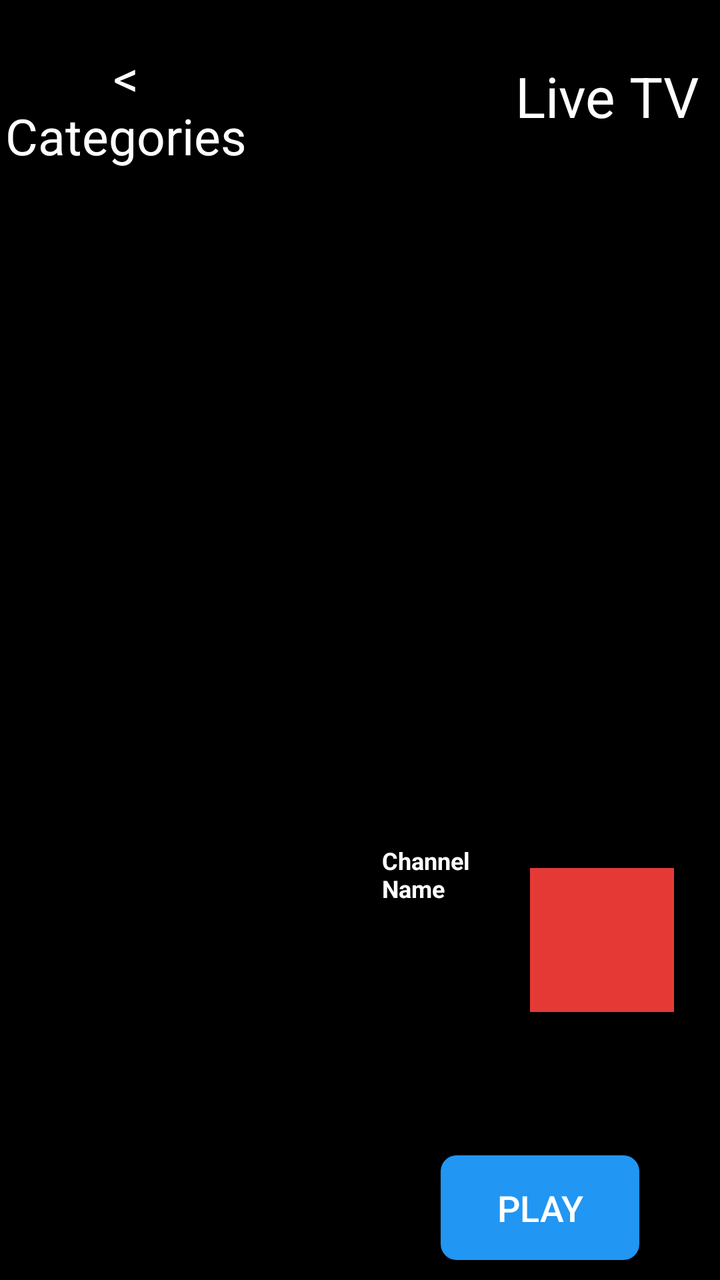
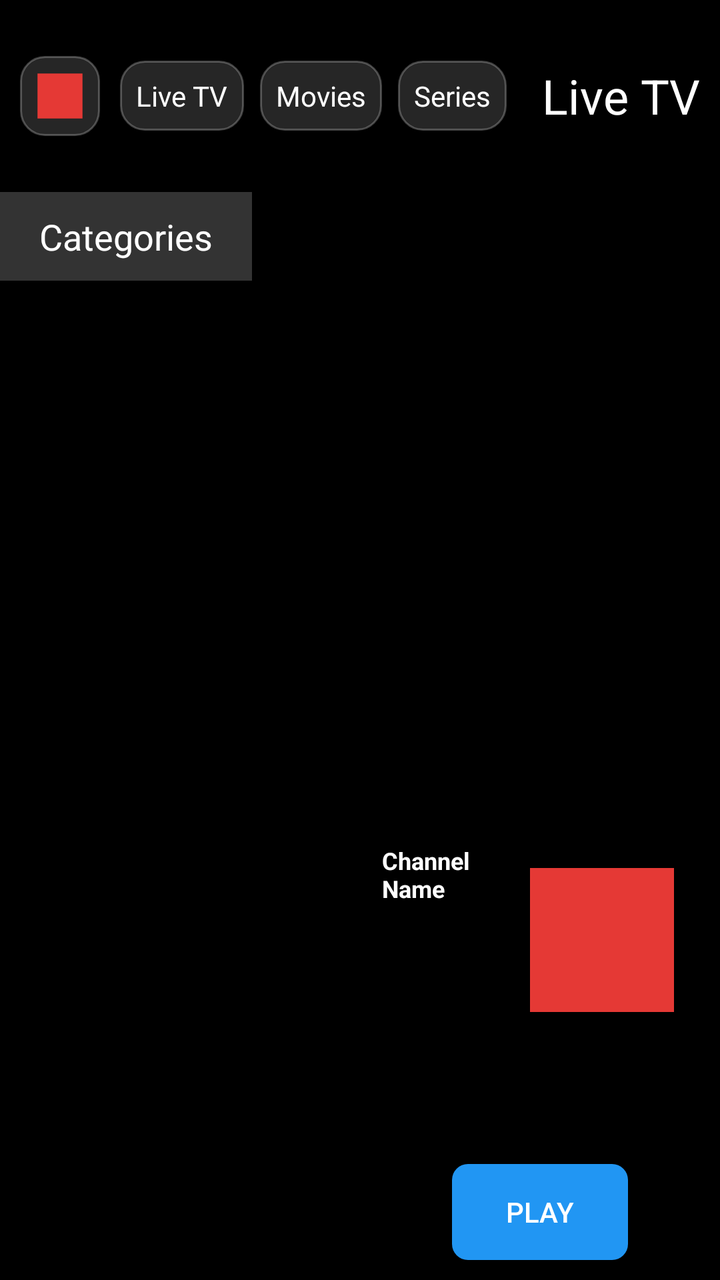

Compare the two renders of this Android layout. The source of the first and the diff that turns it into the second are given below.
<!-- AndroidManifest.xml: application theme AppTheme -->
<!-- res/layout/activity_main.xml -->
<?xml version="1.0" encoding="utf-8"?>
<androidx.constraintlayout.widget.ConstraintLayout 
    xmlns:android="http://schemas.android.com/apk/res/android"
    xmlns:app="http://schemas.android.com/apk/res-auto"
    android:id="@+id/main_layout"
    android:background="@color/black"
    android:layout_width="match_parent"
    android:layout_height="match_parent"
    android:animateLayoutChanges="false">

    
    <ImageView
        android:id="@+id/backButton"
        android:layout_width="40dp"
        android:layout_height="0dp"
        android:layout_margin="10dp"
        android:padding="5dp"
        android:background="@drawable/channel_item_background"
        android:focusable="true"
        android:clickable="true"
        android:src="@drawable/ic_logo"
        android:scaleType="fitCenter"
        app:layout_constraintBottom_toTopOf="@+id/h_guideline1"
        app:layout_constraintDimensionRatio="1:1"
        app:layout_constraintStart_toStartOf="parent"
        app:layout_constraintTop_toTopOf="parent"/>

    <TextView
        android:id="@+id/categoryTitle"
        android:layout_width="0dp"
        android:layout_height="0dp"
        android:layout_marginStart="15dp"
        android:layout_marginEnd="15dp"
        android:gravity="start|center_vertical"
        android:textColor="@color/white"
        android:textSize="20sp"
        app:layout_constraintBottom_toBottomOf="@+id/backButton"
        app:layout_constraintEnd_toStartOf="@+id/moduleTitle"
        app:layout_constraintStart_toEndOf="@+id/backButton"
        app:layout_constraintTop_toTopOf="@+id/backButton"/>

    <TextView
        android:id="@+id/moduleTitle"
        android:layout_width="wrap_content"
        android:layout_height="0dp"
        android:gravity="end|center_vertical"
        android:text="@string/live_tv"
        android:textColor="@color/white"
        android:textSize="28sp"
        app:layout_constraintBottom_toBottomOf="@+id/h_guideline1"
        app:layout_constraintEnd_toEndOf="@+id/v_guideline3"
        app:layout_constraintTop_toTopOf="parent"/>

    
    <LinearLayout
        android:id="@+id/categories_list_layout"
        android:layout_width="0dp"
        android:layout_height="0dp"
        android:background="@color/black"
        android:orientation="vertical"
        android:visibility="visible"
        app:layout_constraintBottom_toBottomOf="parent"
        app:layout_constraintEnd_toEndOf="@+id/v_guideline1"
        app:layout_constraintStart_toStartOf="parent"
        app:layout_constraintTop_toTopOf="parent">

        <TextView
            android:id="@+id/cat_title"
            android:layout_width="match_parent"
            android:layout_height="0dp"
            android:layout_weight="1"
            android:gravity="center"
            android:text="&lt;  Categories"
            android:textColor="@color/white"
            android:textSize="25sp"
            android:lines="2"
            android:background="@color/black"/>

        <androidx.recyclerview.widget.RecyclerView
            android:id="@+id/categoriesRecyclerView"
            android:layout_width="match_parent"
            android:layout_height="0dp"
            android:layout_weight="5"
            android:focusable="true"
            android:nextFocusRight="@id/channelsRecyclerView"
            app:layoutManager="androidx.recyclerview.widget.LinearLayoutManager"/>
    </LinearLayout>

    
    <androidx.recyclerview.widget.RecyclerView
        android:id="@+id/channelsRecyclerView"
        android:layout_width="0dp"
        android:layout_height="0dp"
        android:background="#99000000"
        android:nextFocusLeft="@id/categoriesRecyclerView"
        android:nextFocusRight="@id/favoriteButton"
        app:layout_constraintBottom_toBottomOf="parent"
        app:layout_constraintEnd_toStartOf="@+id/v_guideline2"
        app:layout_constraintStart_toEndOf="@+id/v_guideline1"
        app:layout_constraintTop_toBottomOf="@+id/h_guideline1"/>

    
    <ImageView
        android:id="@+id/previewImage"
        android:layout_width="0dp"
        android:layout_height="0dp"
        android:layout_marginStart="5dp"
        android:layout_marginEnd="5dp"
        android:scaleType="centerCrop"
        android:background="@color/black"
        app:layout_constraintBottom_toTopOf="@+id/channelNameLayout"
        app:layout_constraintEnd_toEndOf="parent"
        app:layout_constraintStart_toEndOf="@+id/channelsRecyclerView"
        app:layout_constraintTop_toBottomOf="@+id/moduleTitle"/>

    <LinearLayout
        android:id="@+id/channelNameLayout"
        android:layout_width="0dp"
        android:layout_height="wrap_content"
        android:orientation="horizontal"
        android:background="#CC000000"
        android:layout_marginStart="5dp"
        android:layout_marginEnd="5dp"
        app:layout_constraintEnd_toEndOf="parent"
        app:layout_constraintStart_toEndOf="@+id/channelsRecyclerView"
        app:layout_constraintTop_toBottomOf="@+id/h_guideline2">

        <TextView
            android:id="@+id/previewTitle"
            android:layout_width="0dp"
            android:layout_height="wrap_content"
            android:layout_weight="1"
            android:padding="6dp"
            android:text="Channel Name"
            android:textColor="@color/white"
            android:textSize="12sp"
            android:textStyle="bold"/>

        <ImageView
            android:id="@+id/favoriteButton"
            android:layout_width="wrap_content"
            android:layout_height="wrap_content"
            android:layout_gravity="center_vertical"
            android:padding="6dp"
            android:focusable="true"
            android:clickable="true"
            android:src="@drawable/ic_logo"
            android:nextFocusLeft="@id/channelsRecyclerView"/>
    </LinearLayout>

    <TextView
        android:id="@+id/epgInfoTitle"
        android:layout_width="0dp"
        android:layout_height="wrap_content"
        android:padding="8dp"
        android:textColor="@color/white"
        android:textSize="10sp"
        app:layout_constraintEnd_toEndOf="@+id/v_guideline3"
        app:layout_constraintStart_toEndOf="@+id/channelsRecyclerView"
        app:layout_constraintTop_toBottomOf="@+id/channelNameLayout"/>

    <TextView
        android:id="@+id/previewInfo"
        android:layout_width="0dp"
        android:layout_height="0dp"
        android:paddingLeft="8dp"
        android:paddingRight="8dp"
        android:textColor="@color/white"
        android:textSize="9sp"
        app:layout_constraintBottom_toTopOf="@+id/playButton"
        app:layout_constraintEnd_toEndOf="@+id/v_guideline3"
        app:layout_constraintStart_toEndOf="@+id/channelsRecyclerView"
        app:layout_constraintTop_toBottomOf="@+id/epgInfoTitle"/>

    <Button
        android:id="@+id/playButton"
        style="@style/PrimaryButton"
        android:layout_width="wrap_content"
        android:layout_height="wrap_content"
        android:layout_margin="10dp"
        android:text="@string/play"
        android:nextFocusLeft="@id/channelsRecyclerView"
        app:layout_constraintBottom_toBottomOf="parent"
        app:layout_constraintEnd_toEndOf="parent"
        app:layout_constraintStart_toEndOf="@+id/channelsRecyclerView"/>

    
    <androidx.constraintlayout.widget.Guideline
        android:id="@+id/h_guideline1"
        android:layout_width="wrap_content"
        android:layout_height="wrap_content"
        android:orientation="horizontal"
        app:layout_constraintGuide_percent="0.15"/>

    <androidx.constraintlayout.widget.Guideline
        android:id="@+id/h_guideline2"
        android:layout_width="wrap_content"
        android:layout_height="wrap_content"
        android:orientation="horizontal"
        app:layout_constraintGuide_percent="0.65"/>

    <androidx.constraintlayout.widget.Guideline
        android:id="@+id/v_guideline1"
        android:layout_width="wrap_content"
        android:layout_height="wrap_content"
        android:orientation="vertical"
        app:layout_constraintGuide_percent="0.35"/>

    <androidx.constraintlayout.widget.Guideline
        android:id="@+id/v_guideline2"
        android:layout_width="wrap_content"
        android:layout_height="wrap_content"
        android:orientation="vertical"
        app:layout_constraintGuide_percent="0.50"/>

    <androidx.constraintlayout.widget.Guideline
        android:id="@+id/v_guideline3"
        android:layout_width="wrap_content"
        android:layout_height="wrap_content"
        android:orientation="vertical"
        app:layout_constraintGuide_percent="0.97"/>

</androidx.constraintlayout.widget.ConstraintLayout>
<!-- resources referenced by this layout -->
<resources>
  <color name="black">#000000</color>
  <color name="white">#FFFFFF</color>
  <!-- drawable channel_item_background (drawable) -->
  <?xml version="1.0" encoding="utf-8"?>
  <selector xmlns:android="http://schemas.android.com/apk/res/android">
      <item android:state_focused="true">
          <shape android:shape="rectangle">
              <solid android:color="@color/focus_background" />
              <stroke
                  android:width="2dp"
                  android:color="@color/focus_color" />
              <corners android:radius="12dp" />
          </shape>
      </item>
      <item>
          <shape android:shape="rectangle">
              <solid android:color="@color/glassmorphism_background" />
              <stroke
                  android:width="1dp"
                  android:color="@color/glassmorphism_stroke" />
              <corners android:radius="12dp" />
          </shape>
      </item>
  </selector>
  <!-- drawable ic_logo (drawable) -->
  <?xml version="1.0" encoding="utf-8"?>
  <vector xmlns:android="http://schemas.android.com/apk/res/android"
      android:width="96dp"
      android:height="96dp"
      android:viewportWidth="24"
      android:viewportHeight="24">
  
      <path
          android:fillColor="#E53935"
          android:pathData="M3,3h18v18H3z"/>
  </vector>
  <string name="live_tv">Live TV</string>
  <string name="play">Play</string>
  <style name="PrimaryButton" parent="Widget.AppCompat.Button">
          <item name="android:background">@drawable/button_background</item>
          <item name="android:textColor">@color/text_primary</item>
          <item name="android:textSize">18sp</item>
          <item name="android:paddingStart">28dp</item>
          <item name="android:paddingEnd">28dp</item>
          <item name="android:paddingTop">14dp</item>
          <item name="android:paddingBottom">14dp</item>
  
          
          <item name="android:focusable">true</item>
          <item name="android:focusableInTouchMode">true</item>
          <item name="android:foreground">?attr/selectableItemBackground</item>
      </style>
  <style name="AppTheme" parent="Theme.AppCompat.NoActionBar">
          
          <item name="colorPrimary">@color/primary_blue</item>
          <item name="colorPrimaryDark">@color/dark_background</item>
          <item name="colorAccent">@color/accent_blue</item>
  
          
          <item name="android:windowBackground">@color/dark_background</item>
          <item name="android:colorBackground">@color/dark_background</item>
  
          
          <item name="android:textColorPrimary">@color/text_primary</item>
          <item name="android:textColorSecondary">@color/text_secondary</item>
  
          
          <item name="android:windowDrawsSystemBarBackgrounds">true</item>
      </style>
  <color name="focus_background">#332196F3</color>
  <color name="focus_color">#2196F3</color>
  <color name="glassmorphism_background">#26FFFFFF</color>
  <color name="glassmorphism_stroke">#40FFFFFF</color>
  <!-- drawable button_background (drawable) -->
  <?xml version="1.0" encoding="utf-8"?>
  <selector xmlns:android="http://schemas.android.com/apk/res/android">
      <item android:state_focused="true">
          <shape android:shape="rectangle">
              <solid android:color="@color/accent_blue" />
              <corners android:radius="8dp" />
          </shape>
      </item>
      <item android:state_pressed="true">
          <shape android:shape="rectangle">
              <solid android:color="@color/dark_blue" />
              <corners android:radius="8dp" />
          </shape>
      </item>
      <item>
          <shape android:shape="rectangle">
              <solid android:color="@color/primary_blue" />
              <corners android:radius="8dp" />
          </shape>
      </item>
  </selector>
  <color name="text_primary">#FFFFFF</color>
  <color name="primary_blue">#2196F3</color>
  <color name="dark_background">#0D1117</color>
  <color name="accent_blue">#64B5F6</color>
  <color name="text_secondary">#B0B0B0</color>
  <color name="dark_blue">#1976D2</color>
</resources>

<!-- the commit's change to res/layout/activity_main.xml (unified diff, before → after) -->
@@ -5,8 +5,7 @@
     android:id="@+id/main_layout"
     android:background="@color/black"
     android:layout_width="match_parent"
-    android:layout_height="match_parent"
-    android:animateLayoutChanges="false">
+    android:layout_height="match_parent">
 
     
     <ImageView
@@ -25,19 +24,53 @@
         app:layout_constraintStart_toStartOf="parent"
         app:layout_constraintTop_toTopOf="parent"/>
 
-    <TextView
-        android:id="@+id/categoryTitle"
-        android:layout_width="0dp"
-        android:layout_height="0dp"
-        android:layout_marginStart="15dp"
-        android:layout_marginEnd="15dp"
-        android:gravity="start|center_vertical"
-        android:textColor="@color/white"
-        android:textSize="20sp"
-        app:layout_constraintBottom_toBottomOf="@+id/backButton"
+    <LinearLayout
+        android:id="@+id/tabsLayout"
+        android:layout_width="0dp"
+        android:layout_height="0dp"
+        android:orientation="horizontal"
+        android:gravity="center_vertical"
+        android:layout_marginStart="10dp"
+        app:layout_constraintBottom_toTopOf="@+id/h_guideline1"
         app:layout_constraintEnd_toStartOf="@+id/moduleTitle"
         app:layout_constraintStart_toEndOf="@+id/backButton"
-        app:layout_constraintTop_toTopOf="@+id/backButton"/>
+        app:layout_constraintTop_toTopOf="parent">
+
+        <TextView
+            android:id="@+id/liveTvTab"
+            android:layout_width="wrap_content"
+            android:layout_height="wrap_content"
+            android:text="@string/live_tv"
+            android:textColor="@color/white"
+            android:textSize="14sp"
+            android:padding="8dp"
+            android:focusable="true"
+            android:background="@drawable/channel_item_background"
+            android:layout_marginEnd="8dp"/>
+
+        <TextView
+            android:id="@+id/moviesTab"
+            android:layout_width="wrap_content"
+            android:layout_height="wrap_content"
+            android:text="@string/movies"
+            android:textColor="@color/white"
+            android:textSize="14sp"
+            android:padding="8dp"
+            android:focusable="true"
+            android:background="@drawable/channel_item_background"
+            android:layout_marginEnd="8dp"/>
+
+        <TextView
+            android:id="@+id/seriesTab"
+            android:layout_width="wrap_content"
+            android:layout_height="wrap_content"
+            android:text="@string/series"
+            android:textColor="@color/white"
+            android:textSize="14sp"
+            android:padding="8dp"
+            android:focusable="true"
+            android:background="@drawable/channel_item_background"/>
+    </LinearLayout>
 
     <TextView
         android:id="@+id/moduleTitle"
@@ -46,9 +79,10 @@
         android:gravity="end|center_vertical"
         android:text="@string/live_tv"
         android:textColor="@color/white"
-        android:textSize="28sp"
+        android:textSize="24sp"
+        android:layout_marginEnd="10dp"
         app:layout_constraintBottom_toBottomOf="@+id/h_guideline1"
-        app:layout_constraintEnd_toEndOf="@+id/v_guideline3"
+        app:layout_constraintEnd_toEndOf="parent"
         app:layout_constraintTop_toTopOf="parent"/>
 
     
@@ -58,31 +92,27 @@
         android:layout_height="0dp"
         android:background="@color/black"
         android:orientation="vertical"
-        android:visibility="visible"
         app:layout_constraintBottom_toBottomOf="parent"
         app:layout_constraintEnd_toEndOf="@+id/v_guideline1"
         app:layout_constraintStart_toStartOf="parent"
-        app:layout_constraintTop_toTopOf="parent">
-
-        <TextView
-            android:id="@+id/cat_title"
+        app:layout_constraintTop_toTopOf="@+id/h_guideline1">
+
+        <TextView
+            android:id="@+id/categoryTitle"
             android:layout_width="match_parent"
-            android:layout_height="0dp"
-            android:layout_weight="1"
+            android:layout_height="wrap_content"
             android:gravity="center"
-            android:text="&lt;  Categories"
-            android:textColor="@color/white"
-            android:textSize="25sp"
-            android:lines="2"
-            android:background="@color/black"/>
+            android:padding="10dp"
+            android:text="Categories"
+            android:textColor="@color/white"
+            android:textSize="18sp"
+            android:background="#33FFFFFF"/>
 
         <androidx.recyclerview.widget.RecyclerView
             android:id="@+id/categoriesRecyclerView"
             android:layout_width="match_parent"
-            android:layout_height="0dp"
-            android:layout_weight="5"
-            android:focusable="true"
-            android:nextFocusRight="@id/channelsRecyclerView"
+            android:layout_height="match_parent"
+            android:focusable="true"
             app:layoutManager="androidx.recyclerview.widget.LinearLayoutManager"/>
     </LinearLayout>
 
@@ -92,8 +122,6 @@
         android:layout_width="0dp"
         android:layout_height="0dp"
         android:background="#99000000"
-        android:nextFocusLeft="@id/categoriesRecyclerView"
-        android:nextFocusRight="@id/favoriteButton"
         app:layout_constraintBottom_toBottomOf="parent"
         app:layout_constraintEnd_toStartOf="@+id/v_guideline2"
         app:layout_constraintStart_toEndOf="@+id/v_guideline1"
@@ -111,7 +139,7 @@
         app:layout_constraintBottom_toTopOf="@+id/channelNameLayout"
         app:layout_constraintEnd_toEndOf="parent"
         app:layout_constraintStart_toEndOf="@+id/channelsRecyclerView"
-        app:layout_constraintTop_toBottomOf="@+id/moduleTitle"/>
+        app:layout_constraintTop_toBottomOf="@+id/h_guideline1"/>
 
     <LinearLayout
         android:id="@+id/channelNameLayout"
@@ -144,8 +172,7 @@
             android:padding="6dp"
             android:focusable="true"
             android:clickable="true"
-            android:src="@drawable/ic_logo"
-            android:nextFocusLeft="@id/channelsRecyclerView"/>
+            android:src="@drawable/ic_logo"/>
     </LinearLayout>
 
     <TextView
@@ -155,7 +182,7 @@
         android:padding="8dp"
         android:textColor="@color/white"
         android:textSize="10sp"
-        app:layout_constraintEnd_toEndOf="@+id/v_guideline3"
+        app:layout_constraintEnd_toEndOf="parent"
         app:layout_constraintStart_toEndOf="@+id/channelsRecyclerView"
         app:layout_constraintTop_toBottomOf="@+id/channelNameLayout"/>
 
@@ -168,21 +195,30 @@
         android:textColor="@color/white"
         android:textSize="9sp"
         app:layout_constraintBottom_toTopOf="@+id/playButton"
-        app:layout_constraintEnd_toEndOf="@+id/v_guideline3"
+        app:layout_constraintEnd_toEndOf="parent"
         app:layout_constraintStart_toEndOf="@+id/channelsRecyclerView"
         app:layout_constraintTop_toBottomOf="@+id/epgInfoTitle"/>
 
     <Button
         android:id="@+id/playButton"
-        style="@style/PrimaryButton"
         android:layout_width="wrap_content"
         android:layout_height="wrap_content"
         android:layout_margin="10dp"
         android:text="@string/play"
-        android:nextFocusLeft="@id/channelsRecyclerView"
+        android:background="@drawable/button_background"
         app:layout_constraintBottom_toBottomOf="parent"
         app:layout_constraintEnd_toEndOf="parent"
         app:layout_constraintStart_toEndOf="@+id/channelsRecyclerView"/>
+
+    <ProgressBar
+        android:id="@+id/loadingProgress"
+        android:layout_width="wrap_content"
+        android:layout_height="wrap_content"
+        android:visibility="gone"
+        app:layout_constraintBottom_toBottomOf="parent"
+        app:layout_constraintEnd_toEndOf="parent"
+        app:layout_constraintStart_toStartOf="parent"
+        app:layout_constraintTop_toTopOf="parent"/>
 
     
     <androidx.constraintlayout.widget.Guideline
@@ -213,11 +249,4 @@
         android:orientation="vertical"
         app:layout_constraintGuide_percent="0.50"/>
 
-    <androidx.constraintlayout.widget.Guideline
-        android:id="@+id/v_guideline3"
-        android:layout_width="wrap_content"
-        android:layout_height="wrap_content"
-        android:orientation="vertical"
-        app:layout_constraintGuide_percent="0.97"/>
-
 </androidx.constraintlayout.widget.ConstraintLayout>
<!-- resource entries referenced after the edit -->
@@ -37,21 +37,9 @@
           android:pathData="M3,3h18v18H3z"/>
   </vector>
   <string name="live_tv">Live TV</string>
+  <string name="movies">Movies</string>
   <string name="play">Play</string>
-  <style name="PrimaryButton" parent="Widget.AppCompat.Button">
-          <item name="android:background">@drawable/button_background</item>
-          <item name="android:textColor">@color/text_primary</item>
-          <item name="android:textSize">18sp</item>
-          <item name="android:paddingStart">28dp</item>
-          <item name="android:paddingEnd">28dp</item>
-          <item name="android:paddingTop">14dp</item>
-          <item name="android:paddingBottom">14dp</item>
-  
-          
-          <item name="android:focusable">true</item>
-          <item name="android:focusableInTouchMode">true</item>
-          <item name="android:foreground">?attr/selectableItemBackground</item>
-      </style>
+  <string name="series">Series</string>
   <style name="AppTheme" parent="Theme.AppCompat.NoActionBar">
           
           <item name="colorPrimary">@color/primary_blue</item>
